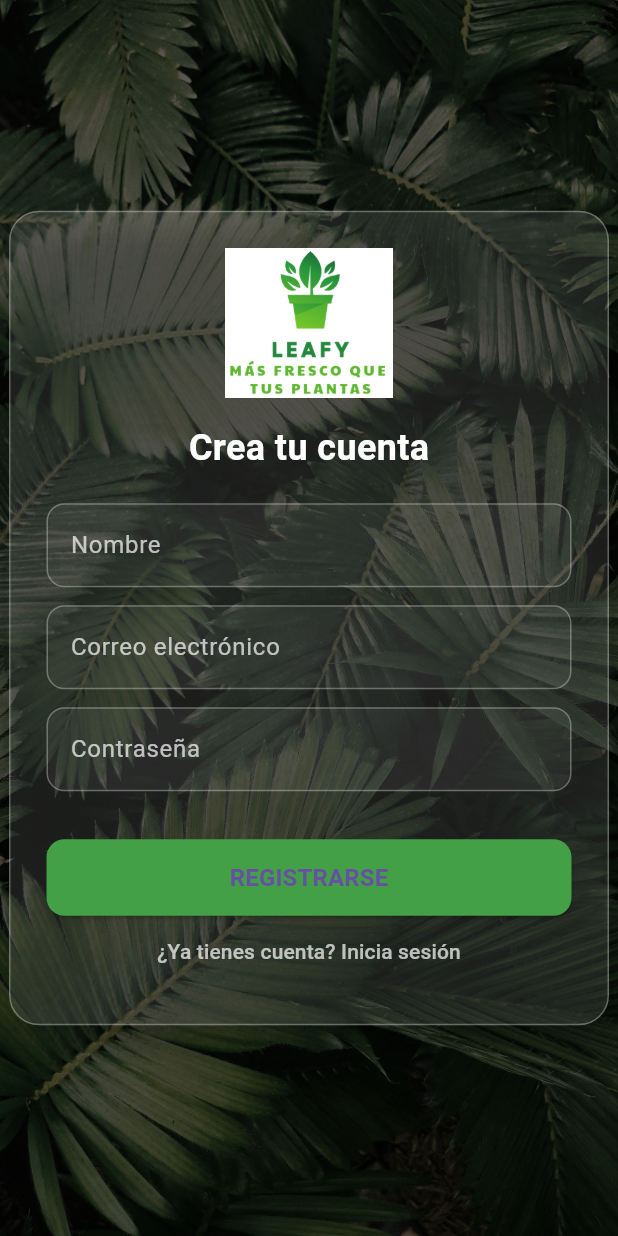
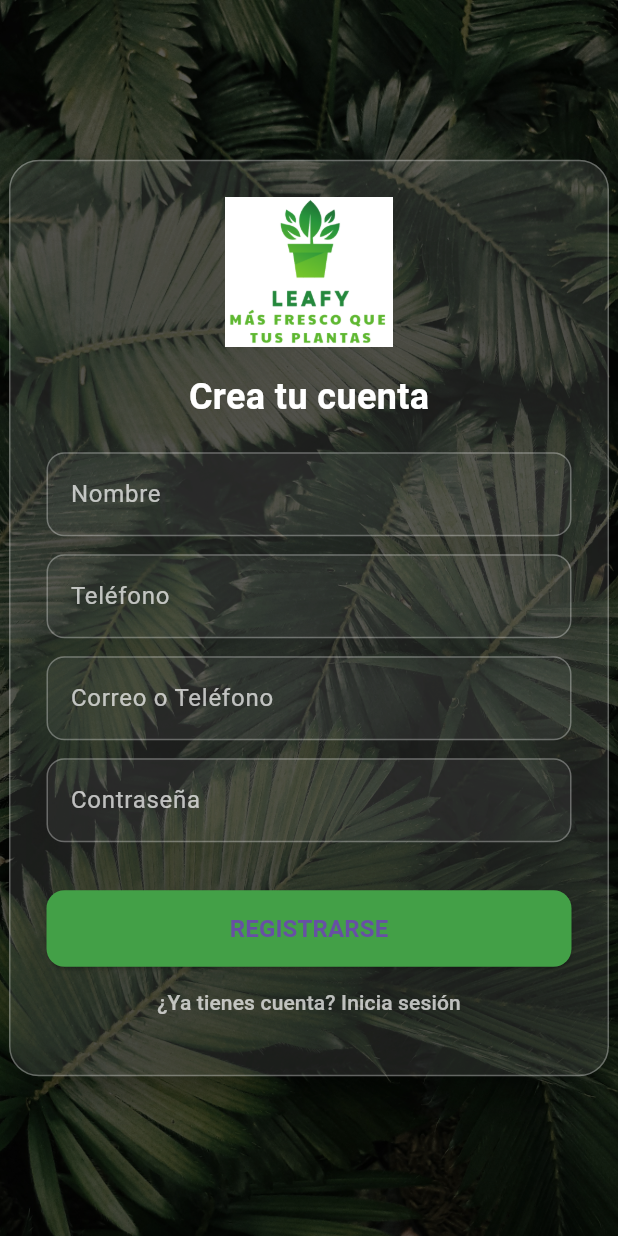
Before and after one commit to mrami8/leafy_app_flutter, a Flutter app: the screen it shows after launch, after a tap on "¿No tienes cuenta? Regístrate", on a phone screen of 412 x 824 dp. Run offline on Flutter 3.47's test engine with Material 3 defaults, Android fonts, the phone set to English and light mode, and no system bars; our stand-ins replace image_picker, supabase_flutter, table_calendar; accounts and stored records are empty.

Commit message:
LoginWithPhoneV0.5

```diff
--- a/lib/LoginScreen.dart
+++ b/lib/LoginScreen.dart
@@ -1,11 +1,9 @@
-// Importaciones necesarias
 import 'package:flutter/material.dart';
 import 'package:provider/provider.dart';
 import 'main_screen.dart';
 import 'providers/auth_provider.dart';
 import 'providers/user_profile_provider.dart';
 
-// Pantalla de login y registro
 class LoginScreen extends StatefulWidget {
   const LoginScreen({super.key});
 
@@ -13,87 +11,106 @@ class LoginScreen extends StatefulWidget {
   _LoginScreenState createState() => _LoginScreenState();
 }
 
-// Estado de la pantalla de login con animación
 class _LoginScreenState extends State<LoginScreen>
     with SingleTickerProviderStateMixin {
-  // Controladores de texto para los campos de entrada
-  final _emailController = TextEditingController();
+  final _emailOrPhoneController =
+      TextEditingController(); // Un solo controlador para email o teléfono
   final _passwordController = TextEditingController();
-  final _nombreController = TextEditingController(); // Solo se usa en el registro
+  final _nombreController = TextEditingController();
+  final _telefonoController = TextEditingController(); // ✅ Nuevo controlador
 
-  bool isRegistering = false; // Indica si estamos en modo registro
+  bool isRegistering = false;
 
-  // Controlador y animación para el SlideTransition
   late AnimationController _controller;
   late Animation<Offset> _offsetAnimation;
 
   @override
   void initState() {
     super.initState();
-    // Inicializa la animación al entrar a la pantalla
-    _controller =
-        AnimationController(duration: const Duration(milliseconds: 500), vsync: this);
-    _offsetAnimation =
-        Tween<Offset>(begin: const Offset(0.0, 0.3), end: Offset.zero).animate(
-      CurvedAnimation(parent: _controller, curve: Curves.easeOut),
+    _controller = AnimationController(
+      duration: const Duration(milliseconds: 500),
+      vsync: this,
     );
-    _controller.forward(); // Comienza la animación
+    _offsetAnimation = Tween<Offset>(
+      begin: const Offset(0.0, 0.3),
+      end: Offset.zero,
+    ).animate(CurvedAnimation(parent: _controller, curve: Curves.easeOut));
+    _controller.forward();
   }
 
   @override
   void dispose() {
-    // Limpia los controladores para liberar recursos
     _controller.dispose();
-    _emailController.dispose();
+    _emailOrPhoneController.dispose();
     _passwordController.dispose();
     _nombreController.dispose();
+    _telefonoController.dispose(); // ✅ Liberar también este controlador
     super.dispose();
   }
 
-  // Función que maneja el inicio de sesión
   Future<void> _handleLogin(BuildContext context) async {
   final authProvider = Provider.of<AuthProvider>(context, listen: false);
-    final userProfileProvider = Provider.of<UserProfileProvider>(
-      context,
-      listen: false,
-    );
+  final userProfileProvider = Provider.of<UserProfileProvider>(context, listen: false);
 
-    await authProvider.logout(); // Cierra cualquier sesión anterior
+  await authProvider.logout(); // Limpiar cualquier sesión anterior
 
-    bool success = await authProvider.login(
-      _emailController.text.trim(),
+  String input = _emailOrPhoneController.text.trim();
+  bool success = false;
+
+  // Determinar si se trata de un correo o un número de teléfono
+  if (_isEmail(input)) {
+    print('Intentando login con correo');
+    // Si es un correo, intentamos login con correo
+    success = await authProvider.login(
+      input,
       _passwordController.text.trim(),
     );
+  } else if (_isPhoneNumber(input)) {
+    print('Intentando login con teléfono');
+    // Si es un número de teléfono, intentamos login con teléfono
+    success = await authProvider.loginWithPhone(
+      input,
+      _passwordController.text.trim(),
+    );
+  } else {
+    ScaffoldMessenger.of(context).showSnackBar(
+      const SnackBar(
+        content: Text('Por favor, ingresa un correo o un teléfono válido.'),
+      ),
+    );
+    return;
+  }
 
+  // Verificar si el login fue exitoso
   if (success) {
-      // Carga el perfil del usuario desde Supabase
     userProfileProvider.loadFromAuth(authProvider);
-
-      // Navega a la pantalla principal
+    print('Login exitoso');
     Navigator.pushReplacement(
       context,
       MaterialPageRoute(builder: (_) => MainScreen()),
     );
   } else {
-      // Muestra error si el login falla
+    print('Login fallido');
     ScaffoldMessenger.of(context).showSnackBar(
       const SnackBar(content: Text('Error al iniciar sesión')),
     );
   }
 }
 
-  // Función que maneja el registro de un nuevo usuario
+
+
+
   Future<void> _handleRegister(BuildContext context) async {
     final authProvider = Provider.of<AuthProvider>(context, listen: false);
 
     bool success = await authProvider.register(
-      _emailController.text.trim(),
+      _emailOrPhoneController.text.trim(),
       _passwordController.text.trim(),
       _nombreController.text.trim(),
+      _telefonoController.text.trim(), // ✅ Pasar teléfono
     );
 
     if (success) {
-      // Muestra mensaje de éxito y cambia a modo login
       ScaffoldMessenger.of(context).showSnackBar(
         const SnackBar(content: Text('Registro exitoso, ahora inicia sesión.')),
       );
@@ -101,31 +118,38 @@ class _LoginScreenState extends State<LoginScreen>
         isRegistering = false;
       });
     } else {
-      // Muestra error si el registro falla
-      ScaffoldMessenger.of(context).showSnackBar(
-        const SnackBar(content: Text('Error al registrarse')),
-      );
+      ScaffoldMessenger.of(
+        context,
+      ).showSnackBar(const SnackBar(content: Text('Error al registrarse')));
     }
+  }
+
+  bool _isEmail(String input) {
+    // Verificar si es un correo
+    return RegExp(
+      r'^[a-zA-Z0-9._%+-]+@[a-zA-Z0-9.-]+\.[a-zA-Z]{2,4}$',
+    ).hasMatch(input);
+  }
+
+  bool _isPhoneNumber(String input) {
+    // Verificar si es un teléfono (por ejemplo, números con 10 dígitos)
+    return RegExp(r'^\+?[0-9]{10,15}$').hasMatch(input);
   }
 
   @override
   Widget build(BuildContext context) {
     return Scaffold(
       body: Stack(
-        fit: StackFit.expand, // El fondo cubre toda la pantalla
+        fit: StackFit.expand,
         children: [
-          // Imagen de fondo
           Image.asset('assets/FondoPantalla.jpg', fit: BoxFit.cover),
-
-          // Capa oscura semitransparente encima de la imagen
           Container(color: Colors.black.withOpacity(0.6)),
-
-          // Contenedor principal centrado con animación
           Center(
             child: SlideTransition(
               position: _offsetAnimation,
+              child: SingleChildScrollView(
+                // Aquí envolvemos todo en un SingleChildScrollView
                 child: Container(
-                // Estilo del contenedor blanco translúcido
                   constraints: const BoxConstraints(maxWidth: 400),
                   padding: const EdgeInsets.all(24),
                   decoration: BoxDecoration(
@@ -143,34 +167,40 @@ class _LoginScreenState extends State<LoginScreen>
                   child: Column(
                     mainAxisSize: MainAxisSize.min,
                     children: [
-                    // Logo de la app
                       Image.asset('assets/LogoLeafy.png', height: 100),
-
                       const SizedBox(height: 16),
-
-                    // Título dinámico según el modo
                       Text(
-                      isRegistering ? "Crea tu cuenta" : "Bienvenido de nuevo",
+                        isRegistering
+                            ? "Crea tu cuenta"
+                            : "Bienvenido de nuevo",
                         style: const TextStyle(
                           color: Colors.white,
                           fontSize: 24,
                           fontWeight: FontWeight.w600,
                         ),
                       ),
+                      const SizedBox(height: 20),
+
+                      if (isRegistering)
+                        _buildTextField("Nombre", _nombreController),
+                      if (isRegistering)
+                        _buildTextField(
+                          "Teléfono",
+                          _telefonoController,
+                        ), // ✅ Nuevo campo
+
+                      _buildTextField(
+                        "Correo o Teléfono",
+                        _emailOrPhoneController,
+                      ),
+                      _buildTextField(
+                        "Contraseña",
+                        _passwordController,
+                        isPassword: true,
+                      ),
 
                       const SizedBox(height: 20),
 
-                    // Campo de nombre si está en modo registro
-                    if (isRegistering)
-                      _buildTextField("Nombre", _nombreController),
-
-                    // Campo de correo y contraseña
-                    _buildTextField("Correo electrónico", _emailController),
-                    _buildTextField("Contraseña", _passwordController, isPassword: true),
-
-                    const SizedBox(height: 20),
-
-                    // Botón principal: iniciar sesión o registrarse
                       SizedBox(
                         width: double.infinity,
                         child: ElevatedButton(
@@ -198,7 +228,6 @@ class _LoginScreenState extends State<LoginScreen>
                         ),
                       ),
 
-                    // Botón para cambiar entre login y registro
                       TextButton(
                         onPressed: () {
                           setState(() {
@@ -217,12 +246,12 @@ class _LoginScreenState extends State<LoginScreen>
                 ),
               ),
             ),
+          ),
         ],
       ),
     );
   }
 
-  // Constructor de campos de texto personalizados
   Widget _buildTextField(
     String label,
     TextEditingController controller, {
@@ -232,13 +261,13 @@ class _LoginScreenState extends State<LoginScreen>
       padding: const EdgeInsets.only(bottom: 12),
       child: TextField(
         controller: controller,
-        obscureText: isPassword, // Oculta texto si es contraseña
+        obscureText: isPassword,
         style: const TextStyle(color: Colors.white),
         decoration: InputDecoration(
           labelText: label,
           labelStyle: const TextStyle(color: Colors.white70),
           filled: true,
-          fillColor: Colors.white.withOpacity(0.05), // Fondo del campo
+          fillColor: Colors.white.withOpacity(0.05),
           enabledBorder: OutlineInputBorder(
             borderRadius: BorderRadius.circular(12),
             borderSide: const BorderSide(color: Colors.white30),
@@ -252,5 +281,3 @@ class _LoginScreenState extends State<LoginScreen>
     );
   }
 }
-// Este código define una pantalla de inicio de sesión y registro para una aplicación Flutter.
-// Utiliza Provider para manejar el estado de autenticación y la carga del perfil de usuario.
--- a/lib/models/usuario.dart
+++ b/lib/models/usuario.dart
@@ -3,31 +3,33 @@ class Usuario {
   final String nombre;
   final String email;
   final String fotoPerfil;
+  final String telefono;
 
   Usuario({
     required this.id,
     required this.nombre,
     required this.email,
     required this.fotoPerfil,
+    required this.telefono,
   });
 
-  // Método para crear un Usuario a partir de un Map (como el que viene de la base de datos)
   factory Usuario.fromMap(Map<String, dynamic> data) {
     return Usuario(
       id: data['id'],
       nombre: data['nombre'],
       email: data['email'],
       fotoPerfil: data['foto_perfil'] ?? '',
+      telefono: data['telefono'] ?? '',
     );
   }
 
-  // Convertir Usuario a un Map para la base de datos
   Map<String, dynamic> toMap() {
     return {
       'id': id,
       'nombre': nombre,
       'email': email,
       'foto_perfil': fotoPerfil,
+      'telefono': telefono,
     };
   }
 }
```
Also changed, not shown: lib/providers/auth_provider.dart (+44 -7 lines). Lines whose indentation alone changed are shown as unchanged.
